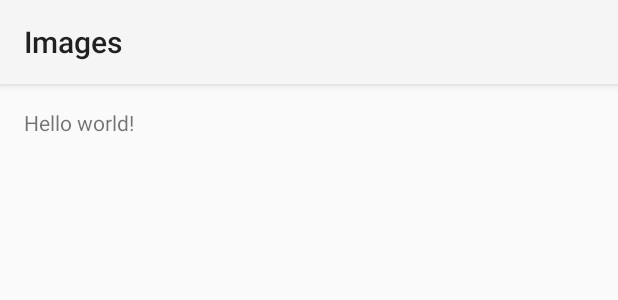
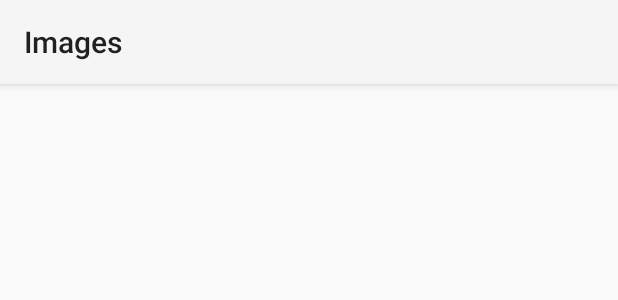
Before and after one commit to a12015/Images, an Android app: the layout activity_main.xml on its own in the app's theme, with its tools: preview values and no code run, on a phone screen of 412 x 824 dp. Shown: the top 300 px of the screen. Run offline under Robolectric (Android 15) with nearby library versions, the phone set to English and light mode, and no system bars.

```diff
--- a/app/build.gradle
+++ b/app/build.gradle
@@ -6,7 +6,7 @@ android {
 
     defaultConfig {
         applicationId "com.tom.images"
-        minSdkVersion 21
+        minSdkVersion 19
         targetSdkVersion 21
         versionCode 1
         versionName "1.0"
--- a/app/src/main/res/layout/activity_main.xml
+++ b/app/src/main/res/layout/activity_main.xml
@@ -1,11 +1,12 @@
-<RelativeLayout xmlns:android="http://schemas.android.com/apk/res/android"
+<LinearLayout xmlns:android="http://schemas.android.com/apk/res/android"
     xmlns:tools="http://schemas.android.com/tools" android:layout_width="match_parent"
     android:layout_height="match_parent" android:paddingLeft="@dimen/activity_horizontal_margin"
     android:paddingRight="@dimen/activity_horizontal_margin"
     android:paddingTop="@dimen/activity_vertical_margin"
     android:paddingBottom="@dimen/activity_vertical_margin" tools:context=".MainActivity">
 
-    <TextView android:text="@string/hello_world" android:layout_width="wrap_content"
-        android:layout_height="wrap_content" />
-
-</RelativeLayout>
+    <GridView
+        android:layout_width="wrap_content"
+        android:layout_height="match_parent"
+        android:id="@+id/grid" />
+</LinearLayout>
```
Also changed, not shown: app/src/main/java/com/tom/images/MainActivity.java (+56 -9 lines).
